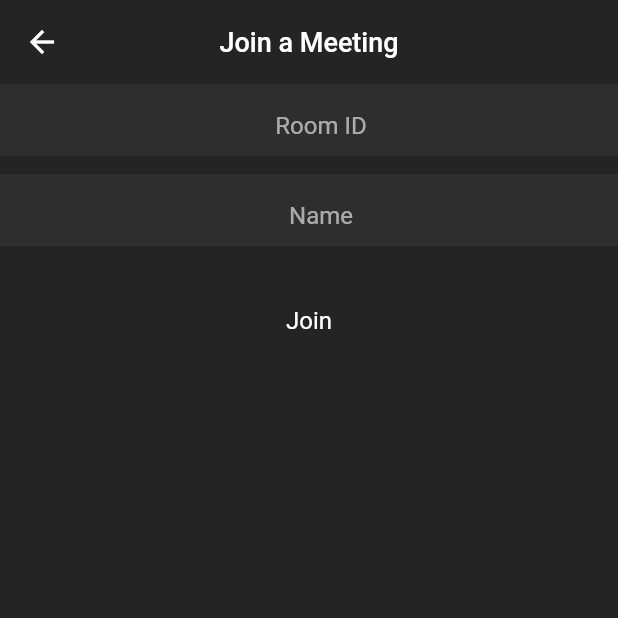
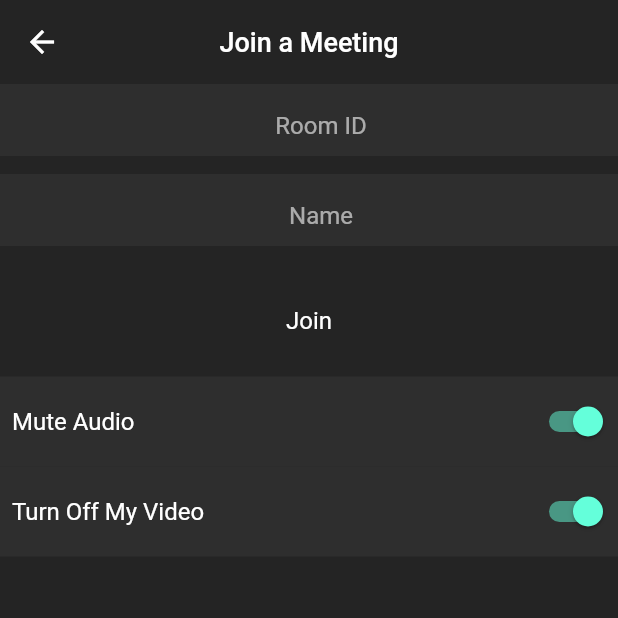
Before and after one commit to shamikaredkar/LiveBox-A-video-calling-app, a Flutter app: the VideoCallScreen screen opened by its route, after a tap on "Join", on a phone screen of 412 x 824 dp, the top half of it. Run offline on Flutter 3.47's test engine with Material 2 defaults, Android fonts, the phone set to English and light mode, and no system bars; our stand-ins replace cloud_firestore, firebase_auth, firebase_core, google_sign_in; missing offline and left inert: jitsi_meet; accounts and stored records are empty.

Commit message:
Added audio mute and video mute options for join a meeting page

```diff
--- a/lib/screens/video_call_screen.dart
+++ b/lib/screens/video_call_screen.dart
@@ -1,6 +1,10 @@
 import 'package:flutter/material.dart';
+import 'package:jitsi_meet/jitsi_meet.dart';
 import 'package:videocalling_finalproject/resources/auth_methods.dart';
+import 'package:videocalling_finalproject/resources/jitsi_meet_methods.dart';
 import 'package:videocalling_finalproject/utils/colors.dart';
+
+import '../widgets/meeting_option.dart';
 
 class VideoCallScreen extends StatefulWidget {
   const VideoCallScreen({Key? key}) : super(key: key);
@@ -13,6 +17,10 @@ class _VideoCallScreenState extends State<VideoCallScreen> {
   final AuthMethods _authMethods = AuthMethods();
   late TextEditingController meetingIdController;
   late TextEditingController nameController;
+  final JitsiMeetMethods _jitsiMeetMethods = JitsiMeetMethods();
+  bool isAudioMuted = true;
+  bool isVideoMuted = true;
+
   @override
   void initState() {
     meetingIdController = TextEditingController();
@@ -22,8 +30,22 @@ class _VideoCallScreenState extends State<VideoCallScreen> {
     super.initState();
 
   }
-  _joinMeeting(){
 
+  @override
+  void dispose() {
+    super.dispose();
+    meetingIdController.dispose();
+    nameController.dispose();
+    JitsiMeet.removeAllListeners();
+  }
+
+  _joinMeeting() {
+    _jitsiMeetMethods.createMeeting(
+      roomName: meetingIdController.text,
+      isAudioMuted: isAudioMuted,
+      isVideoMuted: isVideoMuted,
+      username: nameController.text,
+    );
   }
   @override
   Widget build(BuildContext context) {
@@ -84,7 +106,29 @@ class _VideoCallScreenState extends State<VideoCallScreen> {
               ),
             ),
           ),
+          const SizedBox(height: 20),
+          MeetingOption(
+            text: 'Mute Audio',
+            isMute: isAudioMuted,
+            onChange: onAudioMuted,
+          ),
+          MeetingOption(
+            text: 'Turn Off My Video',
+            isMute: isVideoMuted,
+            onChange: onVideoMuted,
+          ),
         ]),
     );
   }
+  onAudioMuted(bool val) {
+    setState(() {
+      isAudioMuted = val;
+    });
+  }
+
+  onVideoMuted(bool val) {
+    setState(() {
+      isVideoMuted = val;
+    });
+  }
 }
--- /dev/null
+++ b/lib/widgets/meeting_option.dart
@@ -0,0 +1,38 @@
+import 'package:flutter/material.dart';
+import 'package:videocalling_finalproject/utils/colors.dart';
+
+class MeetingOption extends StatelessWidget {
+  final String text;
+  final bool isMute;
+  final Function(bool) onChange;
+  const MeetingOption({
+    Key? key,
+    required this.text,
+    required this.isMute,
+    required this.onChange,
+  }) : super(key: key);
+
+  @override
+  Widget build(BuildContext context) {
+    return Container(
+      height: 60,
+      color: secondaryBackgroundColor,
+      child: Row(
+        mainAxisAlignment: MainAxisAlignment.spaceBetween,
+        children: [
+          Padding(
+            padding: const EdgeInsets.all(8.0),
+            child: Text(
+              text,
+              style: const TextStyle(fontSize: 16),
+            ),
+          ),
+          Switch.adaptive(
+            value: isMute,
+            onChanged: onChange,
+          ),
+        ],
+      ),
+    );
+  }
+}
```
Also changed, not shown: pubspec.lock.
